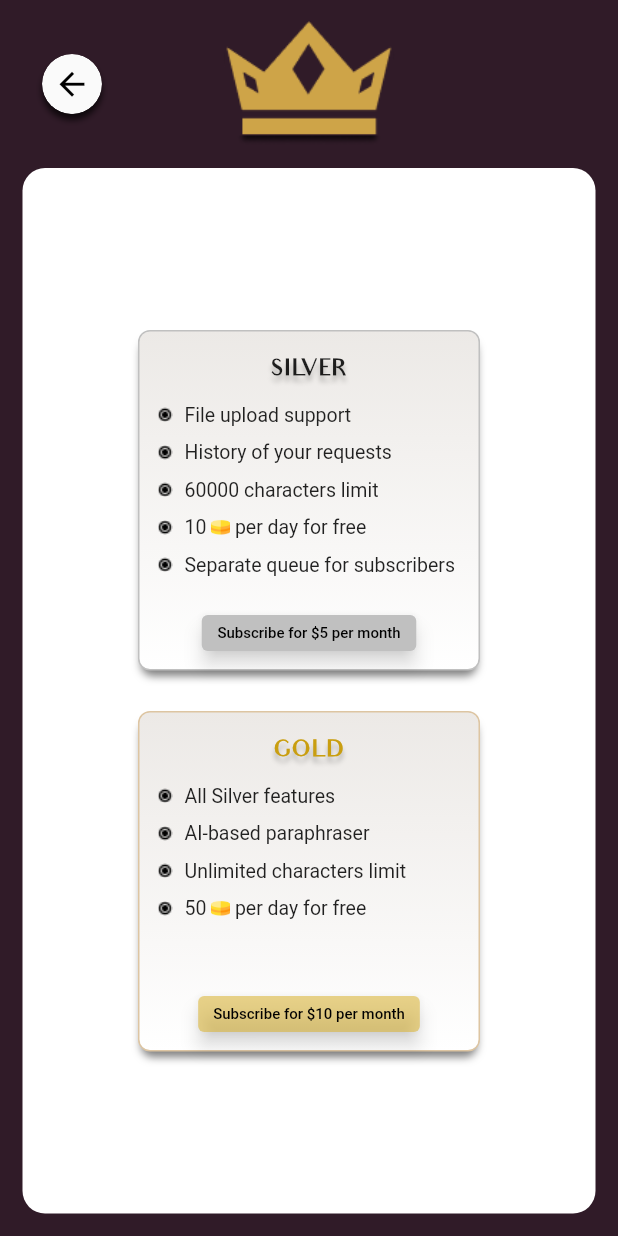
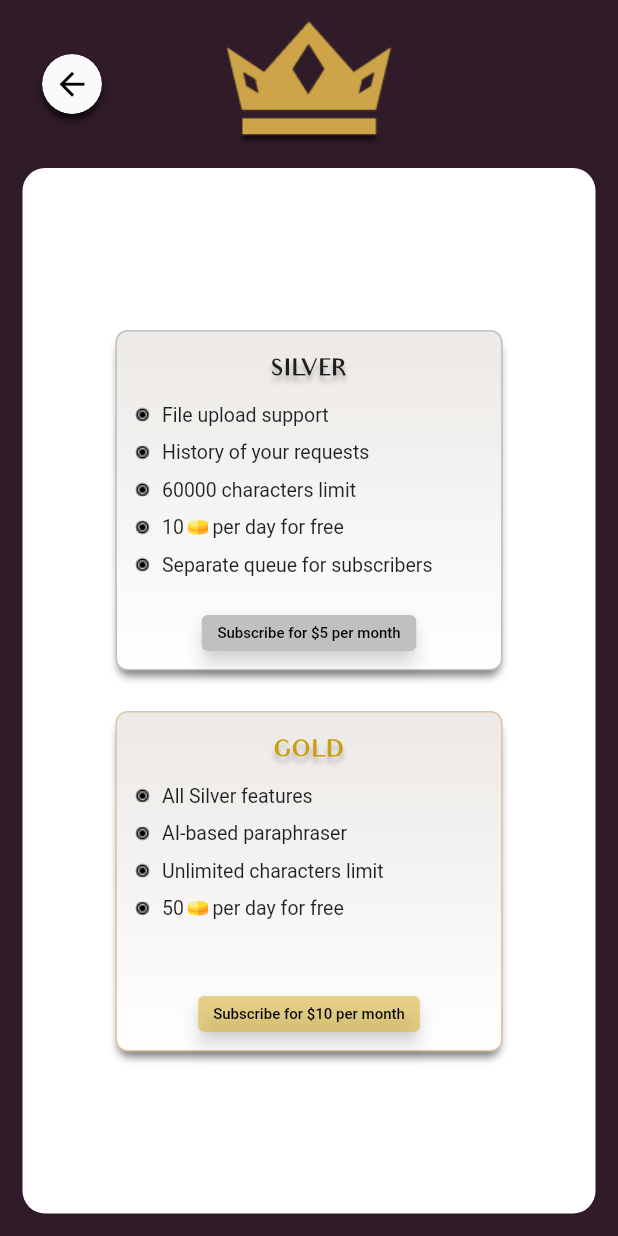
Before and after one commit to GlebBatykov/SynWord_Mobile, a Flutter app: the PremiumPage screen opened directly, on a phone screen of 412 x 824 dp. Run offline on Flutter 3.47's test engine with Material 2 defaults, Android fonts, the phone set to English and light mode, and no system bars; our stand-ins replace bloc, blur, flutter_bloc, get_it, hexcolor.

Commit message:
Fixes premium page

```diff
--- a/lib/presentation/ui/page/premium/body/section/premium_page_body_gold_section.dart
+++ b/lib/presentation/ui/page/premium/body/section/premium_page_body_gold_section.dart
@@ -11,7 +11,7 @@ class PremiumpageBodyGoldSection extends StatelessWidget {
   @override
   Widget build(BuildContext context) {
     return Container(
-      width: 228,
+      width: 258,
       height: 227,
       padding: const EdgeInsets.only(left: 12, right: 12, top: 17),
       decoration: BoxDecoration(
--- a/lib/presentation/ui/page/premium/body/section/premium_page_body_silver_section.dart
+++ b/lib/presentation/ui/page/premium/body/section/premium_page_body_silver_section.dart
@@ -11,7 +11,7 @@ class PremiumPageBodySilverSection extends StatelessWidget {
   @override
   Widget build(BuildContext context) {
     return Container(
-      width: 228,
+      width: 258,
       height: 227,
       margin: const EdgeInsets.only(bottom: 27),
       padding: const EdgeInsets.only(left: 12, right: 12, top: 17),
```
